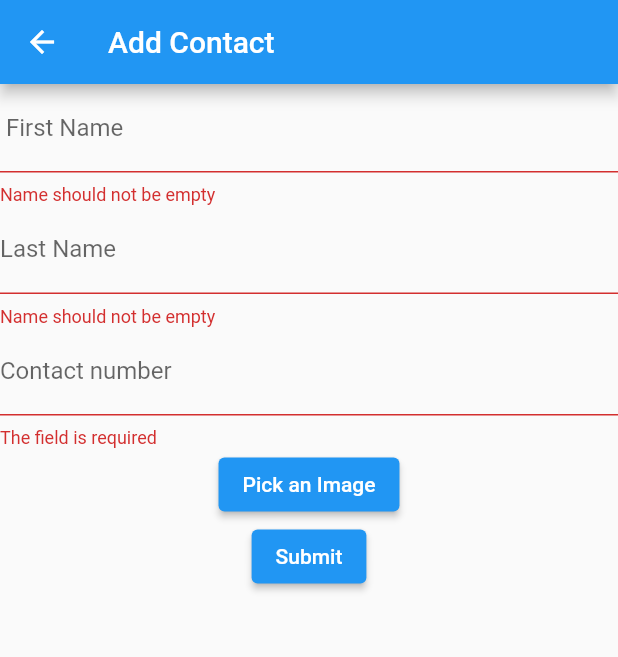
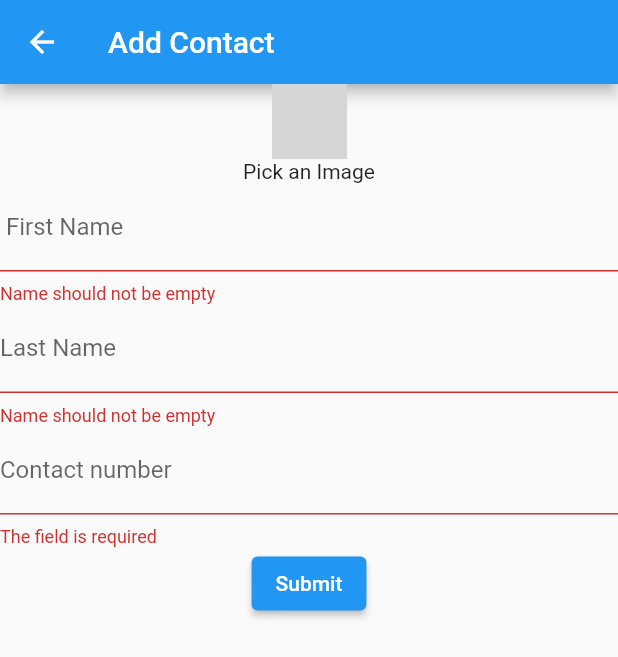
Before and after one commit to Priyanka-droid/Flutter_ContactManagement_App, a Flutter app: the AddUpdateScreen screen opened directly, after a tap on "Submit", on a phone screen of 412 x 824 dp. Shown: the top 657 px of the screen. Run offline on Flutter 3.47's test engine with Material 2 defaults, Android fonts, the phone set to English and light mode, and no system bars; our stand-ins replace contacts_service, form_validator, hive, hive_flutter, image_picker, permission_handler; accounts and stored records are empty; network calls fail; grey boxes are pictures that could not be loaded.

Commit message:
image pick on click

```diff
--- a/flutter_contact/lib/screens/add_update_screen/views/form.dart
+++ b/flutter_contact/lib/screens/add_update_screen/views/form.dart
@@ -40,6 +40,23 @@ class CustomForm extends StatelessWidget {
           child: Column(
             children: <Widget>[
               // Add TextFormFields and ElevatedButton here.
+              GestureDetector(
+                onTap: () {
+                  _getFromGallery();
+                },
+                child: Container(
+                    child: Column(
+                  children: [
+                    Image.network(
+                      'https://www.bastiaanmulder.nl/wp-content/uploads/2013/11/dummy-image-square.jpg',
+                      width: 50,
+                      height: 50,
+                    ),
+                    Text(messages.pickImage)
+                  ],
+                )),
+              ),
+
               TextFormField(
                 controller: flow == FormFlow.ADD
                     ? _firstNameController
@@ -75,11 +92,6 @@ class CustomForm extends StatelessWidget {
                 // The validator receives the text that the user has entered.
                 validator: ValidationBuilder().phone().minLength(10).build(),
               ),
-              ElevatedButton(
-                  onPressed: () {
-                    _getFromGallery();
-                  },
-                  child: Text(messages.pickImage)),
 
               ElevatedButton(
                 onPressed: () {
@@ -122,7 +134,8 @@ class CustomForm extends StatelessWidget {
       imageFile = File(pickedFile.path);
       Uint8List imageRaw = await imageFile!.readAsBytes();
       avatarLink = imageRaw;
-    }
+    } else
+      avatarLink = null;
   }
 
   String? nameValidator(String? value) {
```
